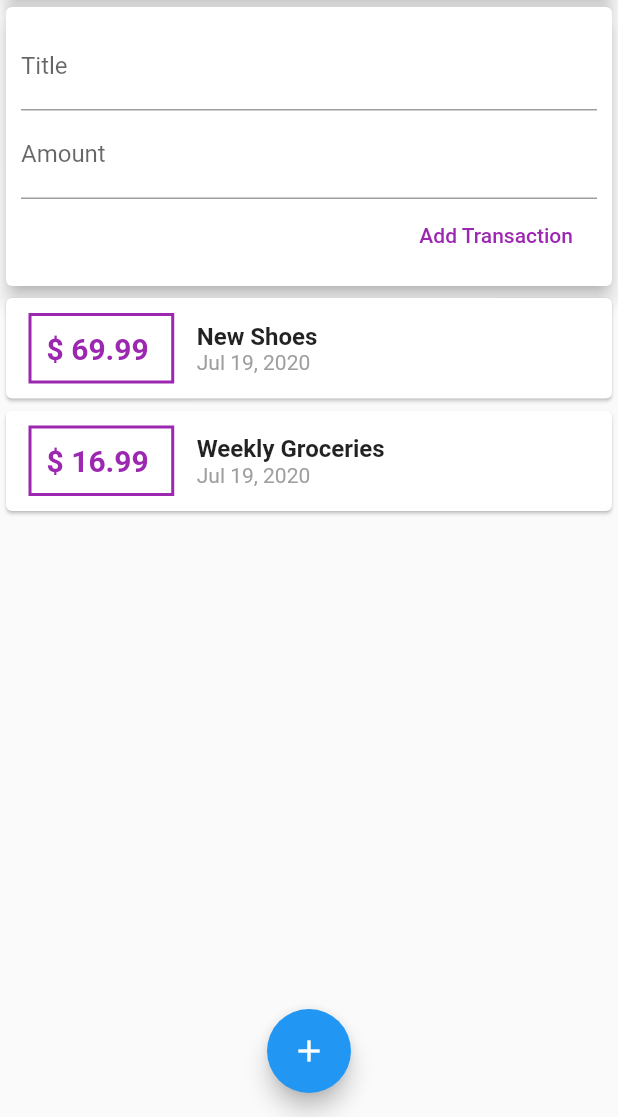
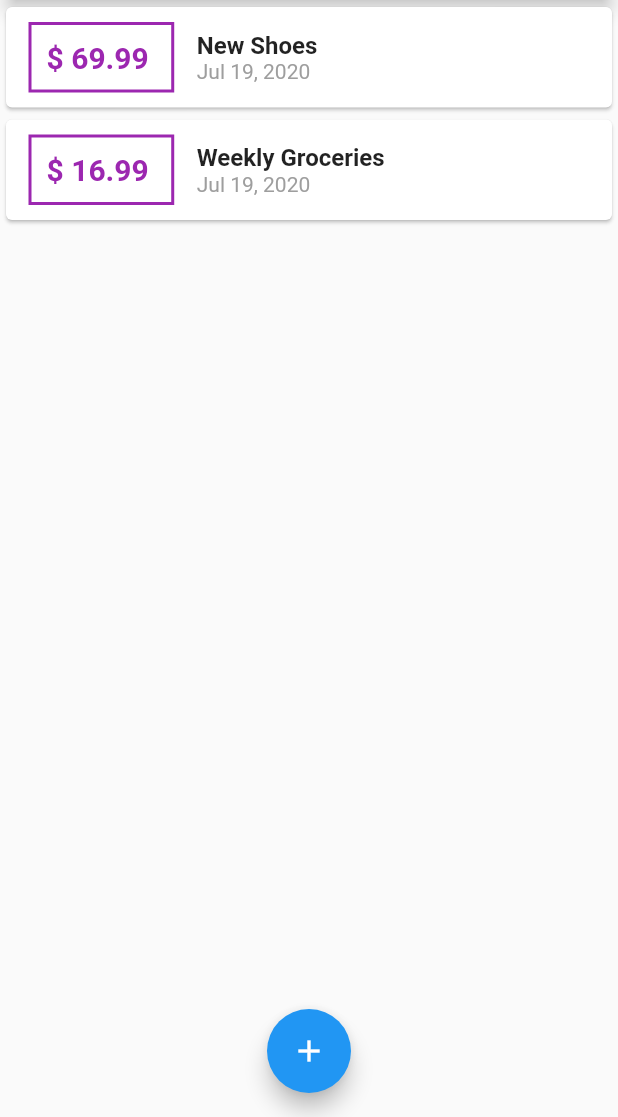
Before and after one commit to SaiAshish9/ExpensesApp, a Flutter app: the screen it shows after launch, on a phone screen of 412 x 824 dp, the part 119-1236 px from its top. Run offline on Flutter 3.47's test engine with Material 2 defaults, Android fonts, the phone set to English and light mode, and no system bars.

```diff
--- a/lib/main.dart
+++ b/lib/main.dart
@@ -1,5 +1,7 @@
 import 'package:flutter/material.dart';
-import 'widgets/user_transaction.dart';
+import 'models/transaction.dart';
+import 'widgets/new_transaction.dart';
+import 'widgets/transaction_list.dart';
 
 void main() => runApp(MyApp());
 
@@ -13,13 +15,58 @@ class MyApp extends StatelessWidget {
   }
 }
 
-class MyHomePage extends StatelessWidget {
+class MyHomePage extends StatefulWidget {
+  @override
+  _MyHomePageState createState() => _MyHomePageState();
+}
+
+class _MyHomePageState extends State<MyHomePage> {
+  final List<Transaction> _userTransactions = [
+    Transaction(
+        id: 't1', title: 'New Shoes  ', amount: 69.99, date: DateTime.now()),
+    Transaction(
+        id: 't2',
+        title: 'Weekly Groceries',
+        amount: 16.99,
+        date: DateTime.now()),
+  ];
+
+  void _addNewTransaction(String txTitle, double txAmount) {
+    final newTx = Transaction(
+        id: DateTime.now().toString(),
+        title: txTitle,
+        amount: txAmount,
+        date: DateTime.now());
+
+    setState(() {
+      _userTransactions.add(newTx);
+    });
+  }
+
+  void _startAddNewTransaction(BuildContext ctx) {
+    showModalBottomSheet(
+        context: ctx,
+        builder: (_) {
+          return NewTransaction(_addNewTransaction);
+          // return GestureDetector(
+          //   onTap: (){},
+          //   child:NewTransaction(_addNewTransaction),
+          //   behavior: HitTestBehavior.opaque,
+          //   );
+        });
+  }
+
   @override
   Widget build(BuildContext context) {
     return Scaffold(
       appBar: AppBar(
         title: Text('Flutter App'),
-        actions: <Widget>[IconButton(icon: Icon(Icons.add), onPressed: () {})],
+        actions: <Widget>[
+          IconButton(
+            icon: Icon(Icons.add),
+            onPressed: () => _startAddNewTransaction(context),
+          )
+        ],
       ),
       body: SingleChildScrollView(
         child: Column(
@@ -35,13 +82,14 @@ class MyHomePage extends StatelessWidget {
                 elevation: 5,
               ),
             ),
-            UserTransactions()
+            TransactionList(_userTransactions)
           ],
         ),
       ),
-      floatingActionButtonLocation:FloatingActionButtonLocation.centerFloat,
-      floatingActionButton:
-          FloatingActionButton(child: Icon(Icons.add), onPressed: () {}),
+      floatingActionButtonLocation: FloatingActionButtonLocation.centerFloat,
+      floatingActionButton: FloatingActionButton(
+          child: Icon(Icons.add),
+          onPressed: () => {_startAddNewTransaction(context)}),
     );
   }
 }
--- a/lib/widgets/user_transaction.dart
+++ /dev/null
@@ -1,43 +0,0 @@
-import 'package:flutter/material.dart';
-import 'new_transaction.dart';
-import 'transaction_list.dart';
-import '../models/transaction.dart';
-
-class UserTransactions extends StatefulWidget {
-  @override
-  _UserTransactionsState createState() => _UserTransactionsState();
-}
-
-class _UserTransactionsState extends State<UserTransactions> {
-  final List<Transaction> _userTransactions = [
-    Transaction(
-        id: 't1', title: 'New Shoes  ', amount: 69.99, date: DateTime.now()),
-    Transaction(
-        id: 't2',
-        title: 'Weekly Groceries',
-        amount: 16.99,
-        date: DateTime.now()),
-  ];
-
-  void _addNewTransaction(String txTitle, double txAmount) {
-    final newTx = Transaction(
-        id: DateTime.now().toString(),
-        title: txTitle,
-        amount: txAmount,
-        date: DateTime.now());
-
-        setState((){
-            _userTransactions.add(newTx);
-        });
-  }
-
-  @override
-  Widget build(BuildContext context) {
-    return Column(
-      children: <Widget>[
-        NewTransaction(_addNewTransaction),
-        TransactionList(_userTransactions),
-      ],
-    );
-  }
-}
```
Also changed, not shown: lib/widgets/new_transaction.dart (+14 -7 lines).
